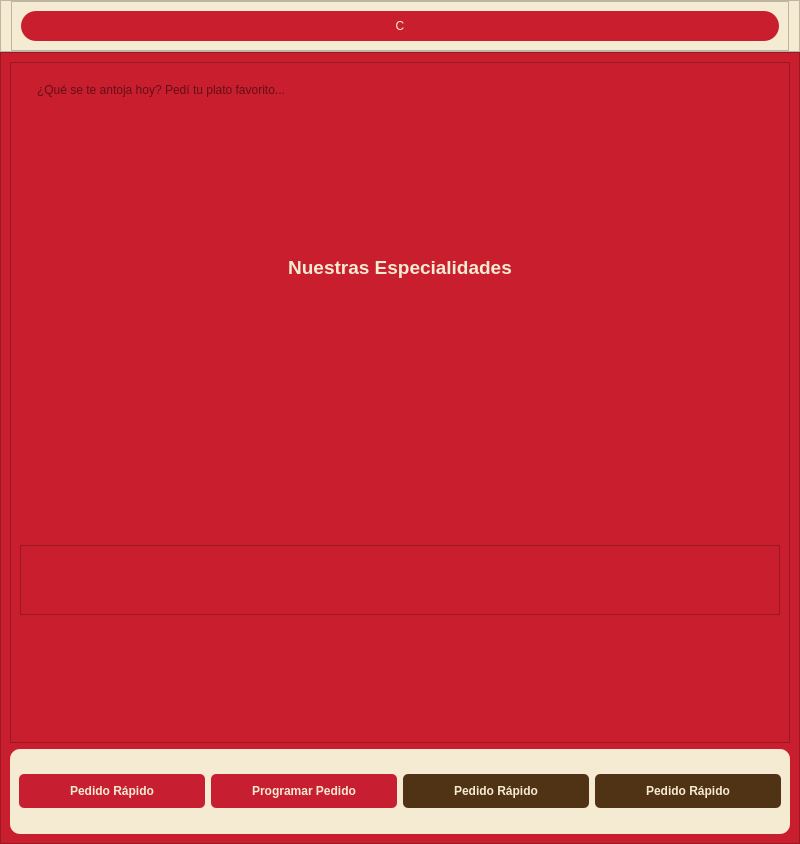
Old version of the form escritorio/mainwindow.ui in the repository Bruno-DarkSouler/APP_ElBuenGusto.
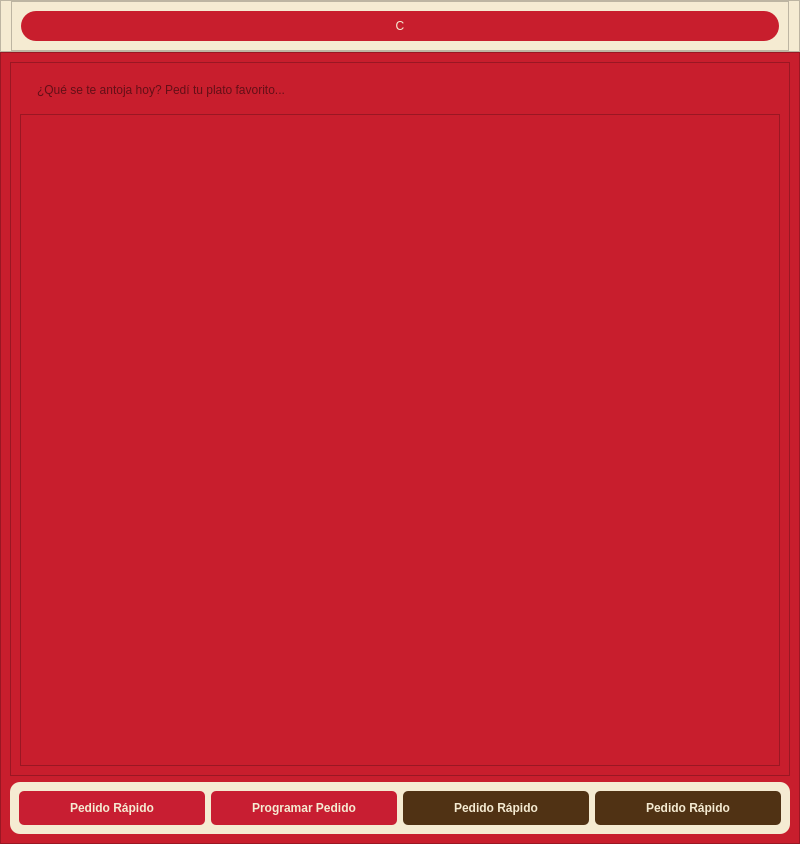
New version of the form.

What changed in the file:
```diff
--- a/escritorio/mainwindow.ui
+++ b/escritorio/mainwindow.ui
@@ -114,7 +114,7 @@
       <property name="frameShadow">
        <enum>QFrame::Shadow::Raised</enum>
       </property>
-      <layout class="QVBoxLayout" name="verticalLayout_2" stretch="8,1">
+      <layout class="QVBoxLayout" name="verticalLayout_2" stretch="0,0">
        <item>
         <widget class="QFrame" name="frame_6">
          <property name="frameShape">
@@ -123,7 +123,7 @@
          <property name="frameShadow">
           <enum>QFrame::Shadow::Raised</enum>
          </property>
-         <layout class="QVBoxLayout" name="verticalLayout">
+         <layout class="QVBoxLayout" name="verticalLayout" stretch="0,0">
           <item>
            <widget class="QLineEdit" name="lineEdit">
             <property name="styleSheet">
@@ -139,26 +139,10 @@
            </widget>
           </item>
           <item>
-           <widget class="QLabel" name="label">
-            <property name="font">
-             <font>
-              <pointsize>14</pointsize>
-              <bold>true</bold>
-             </font>
-            </property>
-            <property name="styleSheet">
-             <string notr="true">color:rgb(245,235,210);</string>
-            </property>
-            <property name="text">
-             <string>Nuestras Especialidades</string>
-            </property>
-            <property name="alignment">
-             <set>Qt::AlignmentFlag::AlignCenter</set>
-            </property>
-           </widget>
-          </item>
-          <item alignment="Qt::AlignmentFlag::AlignVCenter">
            <widget class="QScrollArea" name="scrollArea">
+            <property name="horizontalScrollBarPolicy">
+             <enum>Qt::ScrollBarPolicy::ScrollBarAlwaysOff</enum>
+            </property>
             <property name="widgetResizable">
              <bool>true</bool>
             </property>
@@ -168,7 +152,7 @@
                <x>0</x>
                <y>0</y>
                <width>758</width>
-               <height>69</height>
+               <height>631</height>
               </rect>
              </property>
             </widget>
```
Left out of the diff: 2 changed lines with no effect on the pictures.
